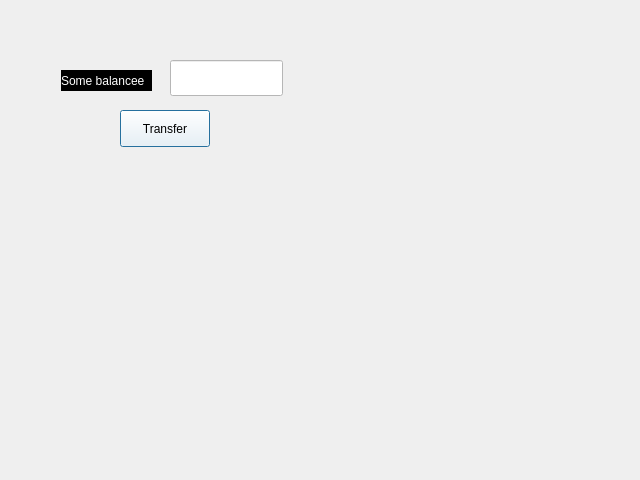
First picture: the form in personal_cabinet.ui, repository Unit-chain/wallet, before the edit.
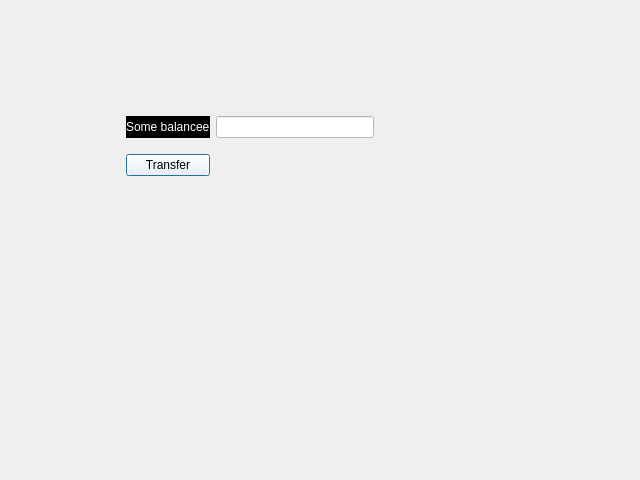
Second picture: the form after the edit.

Patch:
```diff
--- a/personal_cabinet.ui
+++ b/personal_cabinet.ui
@@ -16,10 +16,10 @@
   <widget class="QStackedWidget" name="stackedWidget">
    <property name="geometry">
     <rect>
-     <x>50</x>
-     <y>40</y>
-     <width>461</width>
-     <height>321</height>
+     <x>120</x>
+     <y>100</y>
+     <width>260</width>
+     <height>92</height>
     </rect>
    </property>
    <property name="sizePolicy">
@@ -29,55 +29,49 @@
     </sizepolicy>
    </property>
    <widget class="QWidget" name="page">
-    <widget class="QPushButton" name="pushButton">
+    <widget class="QWidget" name="">
      <property name="geometry">
       <rect>
-       <x>70</x>
-       <y>70</y>
-       <width>90</width>
-       <height>37</height>
+       <x>6</x>
+       <y>6</y>
+       <width>248</width>
+       <height>80</height>
       </rect>
      </property>
-     <property name="styleSheet">
-      <string notr="true">background-color:white;
-</string>
-     </property>
-     <property name="text">
-      <string>Transfer</string>
-     </property>
-    </widget>
-    <widget class="QLineEdit" name="superMegaLineEdit">
-     <property name="geometry">
-      <rect>
-       <x>120</x>
-       <y>20</y>
-       <width>113</width>
-       <height>36</height>
-      </rect>
-     </property>
-     <property name="styleSheet">
-      <string notr="true">background-color:white;</string>
-     </property>
-     <property name="readOnly">
-      <bool>true</bool>
-     </property>
-    </widget>
-    <widget class="QLabel" name="balanceLabel">
-     <property name="geometry">
-      <rect>
-       <x>11</x>
-       <y>30</y>
-       <width>91</width>
-       <height>21</height>
-      </rect>
-     </property>
-     <property name="styleSheet">
-      <string notr="true">color:white;
+     <layout class="QGridLayout" name="gridLayout">
+      <item row="0" column="0">
+       <widget class="QLabel" name="balanceLabel">
+        <property name="styleSheet">
+         <string notr="true">color:white;
 background-color:black;</string>
-     </property>
-     <property name="text">
-      <string>Some balancee</string>
-     </property>
+        </property>
+        <property name="text">
+         <string>Some balancee</string>
+        </property>
+       </widget>
+      </item>
+      <item row="0" column="1">
+       <widget class="QLineEdit" name="superMegaLineEdit">
+        <property name="styleSheet">
+         <string notr="true">background-color:white;</string>
+        </property>
+        <property name="readOnly">
+         <bool>true</bool>
+        </property>
+       </widget>
+      </item>
+      <item row="1" column="0">
+       <widget class="QPushButton" name="pushButton">
+        <property name="styleSheet">
+         <string notr="true">background-color:white;
+</string>
+        </property>
+        <property name="text">
+         <string>Transfer</string>
+        </property>
+       </widget>
+      </item>
+     </layout>
     </widget>
    </widget>
    <widget class="QWidget" name="page_2"/>
```
